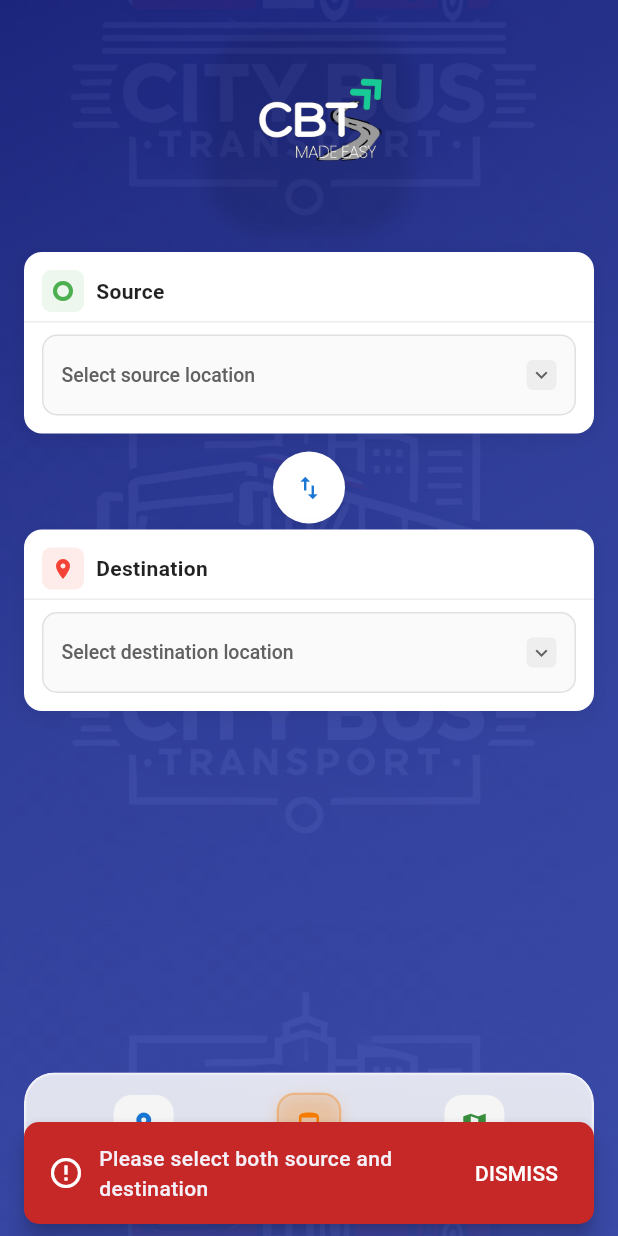
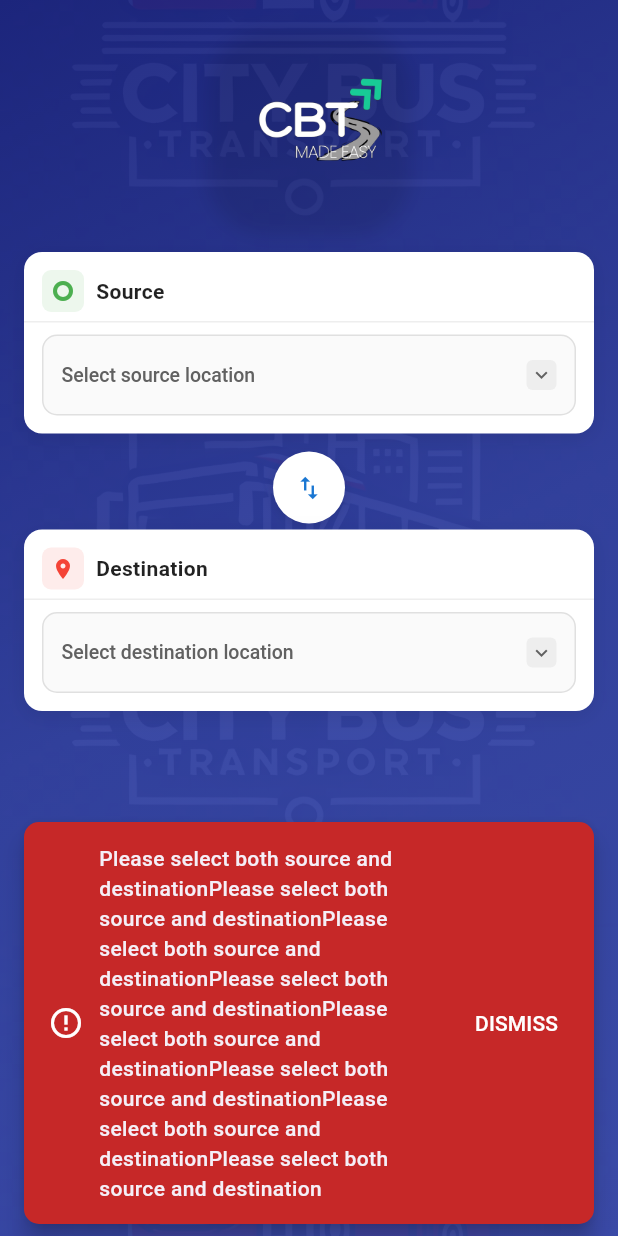
Before and after one commit to bhavin23012001/CBT_APP, a Flutter app: the screen it shows after launch, item 3 of the bottom bar chosen, after a tap on "Find Route", on a phone screen of 412 x 824 dp. Run offline on Flutter 3.47's test engine with Material 3 defaults, Android fonts, the light colour scheme and no system bars; our stand-ins replace flutter_map, geolocator, latlong2; network calls fail.

Commit message:
Update home_screen.dart

```diff
--- a/lib/screens/home_screen.dart
+++ b/lib/screens/home_screen.dart
@@ -139,7 +139,7 @@ class _HomeScreenState extends State<HomeScreen> with SingleTickerProviderStateM
         ),
       );
     } else {
-      _showErrorSnackbar("Please select both source and destination");
+      _showErrorSnackbar("Please select both source and destinationPlease select both source and destinationPlease select both source and destinationPlease select both source and destinationPlease select both source and destinationPlease select both source and destinationPlease select both source and destinationPlease select both source and destination");
     }
   }
 
```
